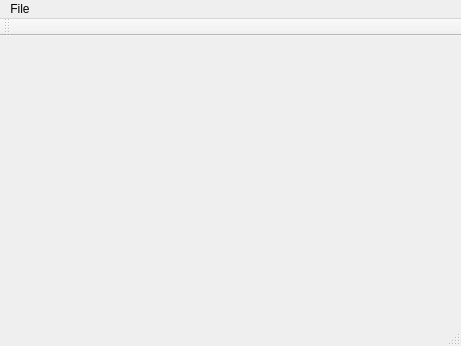
Old version of the form gui/MainWindow.ui in the repository vvmarko/triangulator.
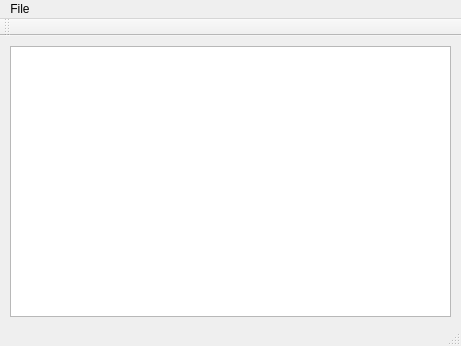
New version of the form.

Commit message: Added table to main gui window

What changed in the file:
```diff
--- a/gui/MainWindow.ui
+++ b/gui/MainWindow.ui
@@ -13,7 +13,18 @@
   <property name="windowTitle">
    <string>MainWindow</string>
   </property>
-  <widget class="QWidget" name="centralWidget"/>
+  <widget class="QWidget" name="centralWidget">
+   <widget class="QTableView" name="tblComplexes">
+    <property name="geometry">
+     <rect>
+      <x>10</x>
+      <y>10</y>
+      <width>441</width>
+      <height>271</height>
+     </rect>
+    </property>
+   </widget>
+  </widget>
   <widget class="QMenuBar" name="menuBar">
    <property name="geometry">
     <rect>
```
The commit also changes 7 other files.
